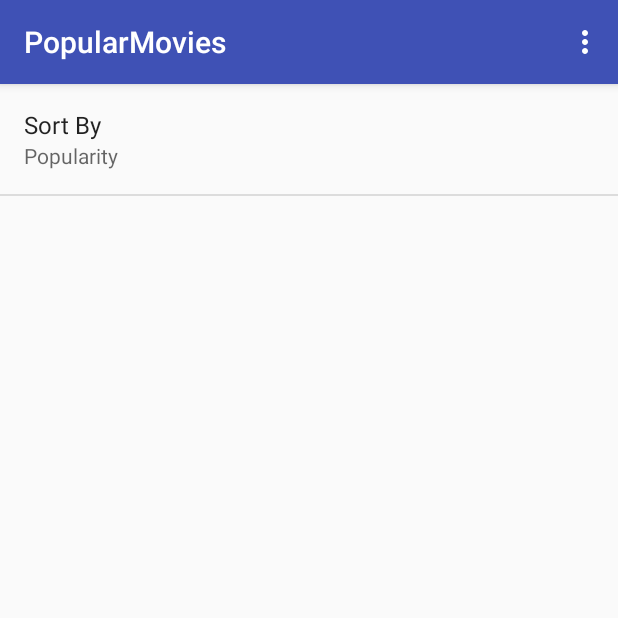
After one commit to habibmichael/Popular-Movies, an Android app: the fragment SettingsFragment placed in its activity, on a phone screen of 412 x 824 dp, the top half of it. The commit adds this screen. Run offline under Robolectric (Android 15) with nearby library versions, the phone set to English and light mode, and no system bars; our stand-ins replace Picasso; pictures from the network do not load.

Commit message:
Create settings activity/fragment to change sort order by either popularity or top rated

```diff
--- a/app/build.gradle
+++ b/app/build.gradle
@@ -24,8 +24,8 @@ android {
 
 dependencies {
     compile fileTree(include: ['*.jar'], dir: 'libs')
-    testCompile 'junit:junit:4.12'
     compile 'com.android.support:appcompat-v7:24.2.0'
     compile 'com.squareup.picasso:picasso:2.5.2'
     compile 'com.android.support:support-v4:24.2.0'
+    testCompile 'junit:junit:4.12'
 }
--- a/app/src/main/java/com/l2l/androided/mh122354/popularmovies/fragments/MovieGridFragment.java
+++ b/app/src/main/java/com/l2l/androided/mh122354/popularmovies/fragments/MovieGridFragment.java
@@ -3,9 +3,11 @@ package com.l2l.androided.mh122354.popularmovies.fragments;
 
 import android.content.Context;
 import android.content.Intent;
+import android.content.SharedPreferences;
 import android.net.Uri;
 import android.os.AsyncTask;
 import android.os.Bundle;
+import android.preference.PreferenceManager;
 import android.support.annotation.NonNull;
 import android.support.v4.app.Fragment;
 import android.util.Log;
@@ -27,6 +29,7 @@ import com.l2l.androided.mh122354.popularmovies.BuildConfig;
 import com.l2l.androided.mh122354.popularmovies.DetailsActivity;
 import com.l2l.androided.mh122354.popularmovies.Movie;
 import com.l2l.androided.mh122354.popularmovies.R;
+import com.l2l.androided.mh122354.popularmovies.SettingsActivity;
 import com.squareup.picasso.Picasso;
 
 import org.json.JSONArray;
@@ -70,6 +73,9 @@ public class MovieGridFragment extends Fragment {
             return  true;
 
         }
+        if(id==R.id.action_settings){
+            startActivity(new Intent(getActivity(),SettingsActivity.class));
+        }
         return super.onOptionsItemSelected(item);
 
     }
@@ -77,8 +83,16 @@ public class MovieGridFragment extends Fragment {
     @Override
     public void onStart(){
         super.onStart();
+        updateMovieList();
+    }
 
-        new FetchMovieTask().execute();
+    private void updateMovieList() {
+
+        FetchMovieTask movieTask = new FetchMovieTask();
+        SharedPreferences preferences = PreferenceManager.getDefaultSharedPreferences(getActivity());
+        String sortPref = preferences.getString(getString(R.string.pref_sort_key),getString(R.string.pref_sort_default));
+        movieTask.execute(sortPref);
+
     }
 
     @Override
@@ -144,7 +158,7 @@ public class MovieGridFragment extends Fragment {
 
 
 
-                public class FetchMovieTask extends AsyncTask<Void , Void , Movie[]> {
+                public class FetchMovieTask extends AsyncTask<String , Void , Movie[]> {
 
 
         @Override
@@ -167,7 +181,7 @@ public class MovieGridFragment extends Fragment {
 
 
         @Override
-        protected Movie[] doInBackground(Void... voids) {
+        protected Movie[] doInBackground(String... params) {
 
             //api key for authentication
             String apiKey = BuildConfig.MOVIE_DB_API_KEY;
@@ -183,12 +197,12 @@ public class MovieGridFragment extends Fragment {
 
             //Parameters & base url for retreiving data form movie db api
             final String BASE_URL = "https://api.themoviedb.org/3/movie/";
-            //TODO use movie/popular and movie/top_rated
 
-           final String SORT_BY = "popular";
             final String API_KEY_PARAM = "api_key";
             final String LANGAUGE_PARAM = "language";
             final String PAGE_PARAM = "page";
+
+            String SORT_BY = params[0];
 
             try {
                 //build uri based on needed params
--- /dev/null
+++ b/app/src/main/java/com/l2l/androided/mh122354/popularmovies/fragments/SettingsFragment.java
@@ -0,0 +1,76 @@
+package com.l2l.androided.mh122354.popularmovies.fragments;
+
+
+import android.os.Bundle;
+import android.preference.ListPreference;
+import android.preference.Preference;
+import android.preference.PreferenceFragment;
+import android.preference.PreferenceManager;
+import android.support.v4.app.Fragment;
+import android.util.Log;
+import android.view.LayoutInflater;
+import android.view.View;
+import android.view.ViewGroup;
+
+import com.l2l.androided.mh122354.popularmovies.R;
+
+/**
+ * A simple {@link Fragment} subclass.
+ */
+public class SettingsFragment extends PreferenceFragment implements Preference.OnPreferenceChangeListener{
+
+    public static final String SETTINGS_FRAG = SettingsFragment.class.getSimpleName();
+
+
+    public SettingsFragment() {
+        // Required empty public constructor
+    }
+
+    @Override
+    public void onCreate(Bundle savedInstanceState) {
+        super.onCreate(savedInstanceState);
+
+        addPreferencesFromResource(R.xml.pref_general);
+       bindPreferenceSummaryToValue(findPreference(getString(R.string.pref_sort_key)));
+    }
+
+    @Override
+    public View onCreateView(LayoutInflater inflater, ViewGroup container,
+                             Bundle savedInstanceState) {
+        // Inflate the layout for this fragment
+        return inflater.inflate(R.layout.fragment_settings, container, false);
+    }
+
+
+    private void bindPreferenceSummaryToValue(Preference preference) {
+        // Set the listener to watch for value changes.
+        preference.setOnPreferenceChangeListener(this);
+
+        // Trigger the listener immediately with the preference's
+        // current value.
+        onPreferenceChange(preference,
+                PreferenceManager
+                        .getDefaultSharedPreferences(preference.getContext())
+                        .getString(preference.getKey(), ""));
+    }
+
+    @Override
+    public boolean onPreferenceChange(Preference preference, Object newValue) {
+
+
+
+        String stringVal = newValue.toString();
+        ListPreference listPreference =(ListPreference)preference;
+
+        //find index of set value
+        int prefIndex = listPreference.findIndexOfValue(stringVal);
+        //set summary to corresponding value
+        if(prefIndex>=0){
+            preference.setSummary(listPreference.getEntries()[prefIndex]);
+            Log.d(SETTINGS_FRAG,"Preferenced Changed to : "+stringVal);
+        }
+
+
+        return true;
+    }
+}
--- /dev/null
+++ b/app/src/main/res/layout/fragment_settings.xml
@@ -0,0 +1,6 @@
+<ListView xmlns:android="http://schemas.android.com/apk/res/android"
+    xmlns:tools="http://schemas.android.com/tools"
+    android:layout_width="match_parent"
+    android:layout_height="match_parent"
+    android:id="@android:id/list"
+    tools:context="com.l2l.androided.mh122354.popularmovies.fragments.SettingsFragment"/>
--- a/app/src/main/res/menu/movie_view_fragment.xml
+++ b/app/src/main/res/menu/movie_view_fragment.xml
@@ -5,5 +5,8 @@
         android:title="@string/refresh"
         app:showAsAction="never"
         android:id="@+id/action_refresh"/>
+    <item android:title="@string/settings"
+        app:showAsAction="never"
+        android:id="@+id/action_settings"/>
 
 </menu>
--- a/app/src/main/res/values/arrays.xml
+++ b/app/src/main/res/values/arrays.xml
@@ -1,4 +1,11 @@
 <?xml version="1.0" encoding="utf-8"?>
 <resources>
-    <string-array name="pref_sort_entries" />
+    <string-array name="pref_sort_entries" >
+        <item>Popularity</item>
+        <item>Top Rated</item>
+    </string-array>
+    <string-array name="pref_sort_values">
+      <item>popular</item>
+      <item>top_rated</item>
+    </string-array>
 </resources>
--- a/app/src/main/res/values/strings.xml
+++ b/app/src/main/res/values/strings.xml
@@ -4,4 +4,8 @@
     <!-- TODO: Remove or change this placeholder text -->
     <string name="hello_blank_fragment">Hello blank fragment</string>
     <string name="refresh">Refresh</string>
+    <string name="pref_sort_label">Sort By</string>
+    <string name="pref_sort_default">popular</string>
+    <string name="settings">Settings</string>
+    <string name="pref_sort_key">sort</string>
 </resources>
--- a/app/src/main/res/xml/pref_general.xml
+++ b/app/src/main/res/xml/pref_general.xml
@@ -1,4 +1,14 @@
 <?xml version="1.0" encoding="utf-8"?>
-<PreferenceScreen xmlns:android="http://schemas.android.com/apk/res/android">
+<PreferenceScreen xmlns:android="http://schemas.android.com/apk/res/android"
+    >
+    <ListPreference
+        android:title="@string/pref_sort_label"
+        android:defaultValue="@string/pref_sort_default"
+        android:key="@string/pref_sort_key"
+        android:entries="@array/pref_sort_entries"
+        android:entryValues="@array/pref_sort_values"
+        />
+
+
 
 </PreferenceScreen>
```
Also changed, not shown: app/src/main/AndroidManifest.xml (+6 -2 lines), app/src/main/java/com/l2l/androided/mh122354/popularmovies/SettingsActivity.java (added, +22 -0 lines), app/src/main/res/layout/activity_details.xml (+3 -7 lines), app/src/main/res/layout/activity_settings.xml (added, +13 -0 lines), app/src/main/res/layout/fragment_details.xml (+60 -5 lines).
